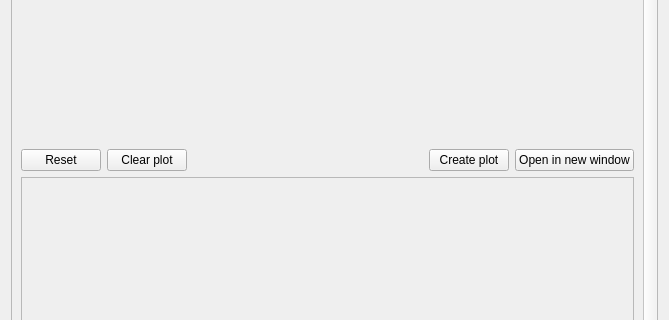
This is eis_qgis_plugin/resources/ui/eda/wizard_plot.ui in GispoCoding/eis_qgis_plugin as Qt 5 draws it before an edit; both pictures show x 0 to 669 and y 156 to 476 of the 669 by 777 pixel window. The edited form follows.
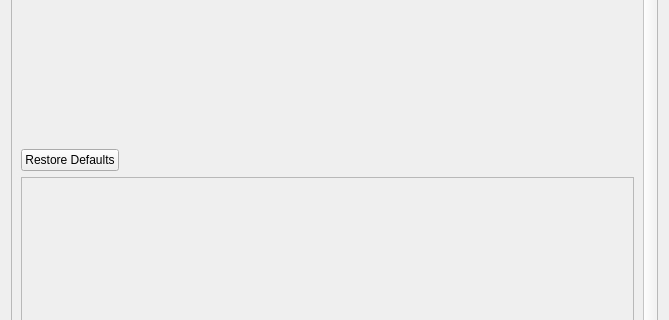
This is the edited form.

Commit message: ui(wizard): add icons to most buttons, change many buttons to use QDialogButtonBox, clean UIs

The edit to the form file:
```diff
--- a/eis_qgis_plugin/resources/ui/eda/wizard_plot.ui
+++ b/eis_qgis_plugin/resources/ui/eda/wizard_plot.ui
@@ -25,7 +25,7 @@
         <x>0</x>
         <y>0</y>
         <width>635</width>
-        <height>840</height>
+        <height>838</height>
        </rect>
       </property>
       <layout class="QVBoxLayout" name="verticalLayout_3">
@@ -128,61 +128,11 @@
         </widget>
        </item>
        <item>
-        <layout class="QHBoxLayout" name="plot_parameters_page_button_layout">
-         <item>
-          <widget class="QPushButton" name="reset_btn">
-           <property name="sizePolicy">
-            <sizepolicy hsizetype="Maximum" vsizetype="Fixed">
-             <horstretch>0</horstretch>
-             <verstretch>0</verstretch>
-            </sizepolicy>
-           </property>
-           <property name="text">
-            <string>Reset</string>
-           </property>
-          </widget>
-         </item>
-         <item>
-          <widget class="QPushButton" name="clear_plot_btn">
-           <property name="text">
-            <string>Clear plot</string>
-           </property>
-          </widget>
-         </item>
-         <item>
-          <spacer name="horizontalSpacer">
-           <property name="orientation">
-            <enum>Qt::Horizontal</enum>
-           </property>
-           <property name="sizeHint" stdset="0">
-            <size>
-             <width>40</width>
-             <height>20</height>
-            </size>
-           </property>
-          </spacer>
-         </item>
-         <item>
-          <widget class="QPushButton" name="create_plot_btn">
-           <property name="sizePolicy">
-            <sizepolicy hsizetype="Maximum" vsizetype="Fixed">
-             <horstretch>0</horstretch>
-             <verstretch>0</verstretch>
-            </sizepolicy>
-           </property>
-           <property name="text">
-            <string>Create plot</string>
-           </property>
-          </widget>
-         </item>
-         <item>
-          <widget class="QPushButton" name="open_plot_btn">
-           <property name="text">
-            <string>Open in new window</string>
-           </property>
-          </widget>
-         </item>
-        </layout>
+        <widget class="QDialogButtonBox" name="button_box">
+         <property name="standardButtons">
+          <set>QDialogButtonBox::RestoreDefaults</set>
+         </property>
+        </widget>
        </item>
        <item>
         <widget class="QFrame" name="plot_container">
```
The commit also changes 21 other files.
